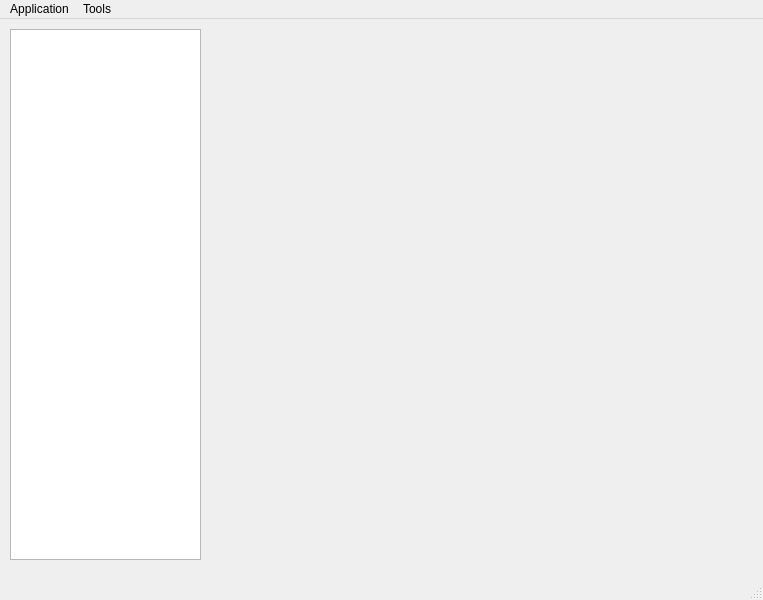
Qt form view/MainWindow.ui (mpetrak/fw-filter) before a commit.
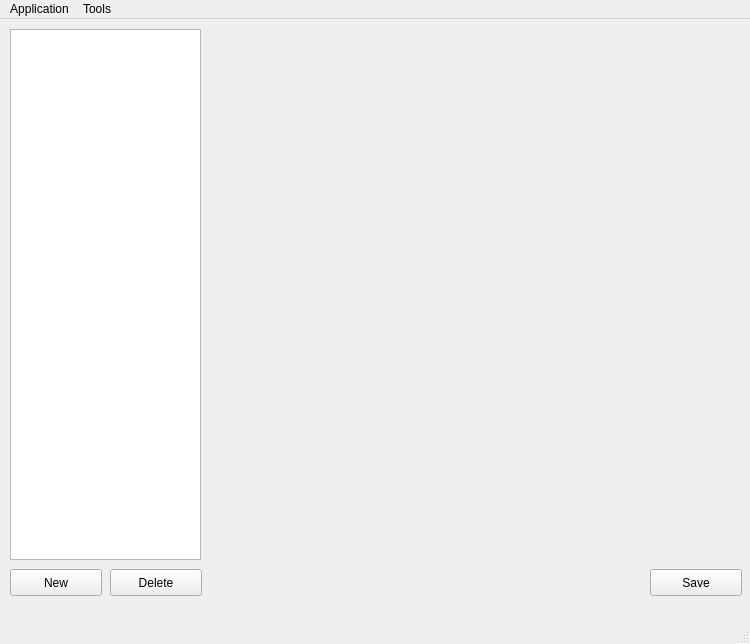
The same form after that commit.

Commit message: Adding new and deleting rules into / from rules list

Patch:
```diff
--- a/view/MainWindow.ui
+++ b/view/MainWindow.ui
@@ -6,8 +6,8 @@
    <rect>
     <x>0</x>
     <y>0</y>
-    <width>763</width>
-    <height>600</height>
+    <width>750</width>
+    <height>644</height>
    </rect>
   </property>
   <property name="windowTitle">
@@ -42,13 +42,55 @@
      <enum>QListView::Free</enum>
     </property>
    </widget>
+   <widget class="QPushButton" name="newRuleButton">
+    <property name="geometry">
+     <rect>
+      <x>10</x>
+      <y>550</y>
+      <width>92</width>
+      <height>27</height>
+     </rect>
+    </property>
+    <property name="text">
+     <string>New</string>
+    </property>
+    <property name="flat">
+     <bool>false</bool>
+    </property>
+   </widget>
+   <widget class="QPushButton" name="deleteRuleButton">
+    <property name="geometry">
+     <rect>
+      <x>110</x>
+      <y>550</y>
+      <width>92</width>
+      <height>27</height>
+     </rect>
+    </property>
+    <property name="text">
+     <string>Delete</string>
+    </property>
+   </widget>
+   <widget class="QPushButton" name="saveEditButton">
+    <property name="geometry">
+     <rect>
+      <x>650</x>
+      <y>550</y>
+      <width>92</width>
+      <height>27</height>
+     </rect>
+    </property>
+    <property name="text">
+     <string>Save</string>
+    </property>
+   </widget>
   </widget>
   <widget class="QMenuBar" name="menubar">
    <property name="geometry">
     <rect>
      <x>0</x>
      <y>0</y>
-     <width>763</width>
+     <width>750</width>
      <height>25</height>
     </rect>
    </property>
```
The commit also changes 9 other files.
